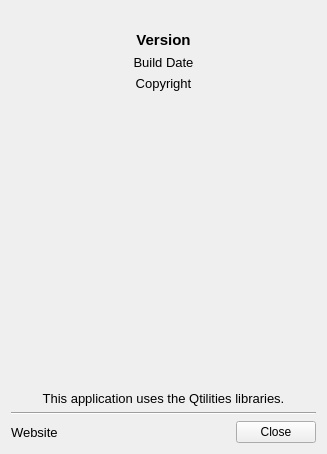
Above: src/CoreGui/source/AboutWindow.ui from JPNaude/Qtilities before the change. Below: the same form after it.
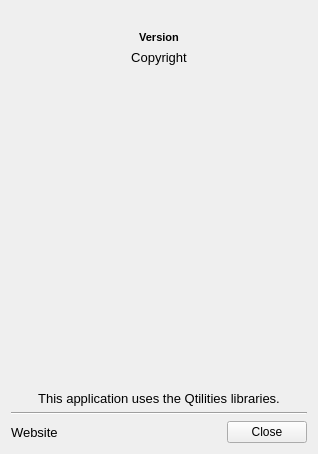
That is the form after the change. Icons and pictures are not drawn.

Diff of the .ui file:
```diff
--- a/src/CoreGui/source/AboutWindow.ui
+++ b/src/CoreGui/source/AboutWindow.ui
@@ -6,7 +6,7 @@
    <rect>
     <x>0</x>
     <y>0</y>
-    <width>327</width>
+    <width>318</width>
     <height>454</height>
    </rect>
   </property>
@@ -31,7 +31,7 @@
     <widget class="QLabel" name="labelVersion">
      <property name="font">
       <font>
-       <pointsize>11</pointsize>
+       <pointsize>8</pointsize>
        <weight>75</weight>
        <bold>true</bold>
       </font>
@@ -44,23 +44,6 @@
      </property>
     </widget>
    </item>
-   <item>
-    <widget class="QLabel" name="labelBuildDate">
-     <property name="font">
-      <font>
-       <pointsize>10</pointsize>
-       <weight>50</weight>
-       <bold>false</bold>
-      </font>
-     </property>
-     <property name="text">
-      <string>Build Date</string>
-     </property>
-     <property name="alignment">
-      <set>Qt::AlignCenter</set>
-     </property>
-    </widget>
-   </item>
    <item>
     <widget class="QLabel" name="labelCopyright">
      <property name="font">
```
